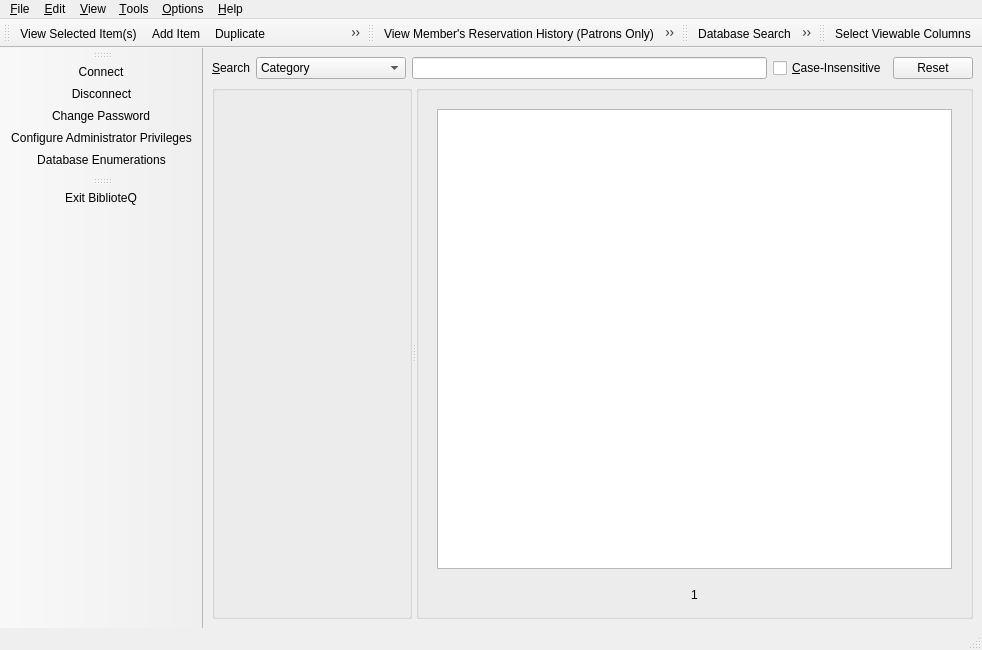
Old version of the form UI/biblioteq_mainwindow.ui in the repository textbrowser/biblioteq.
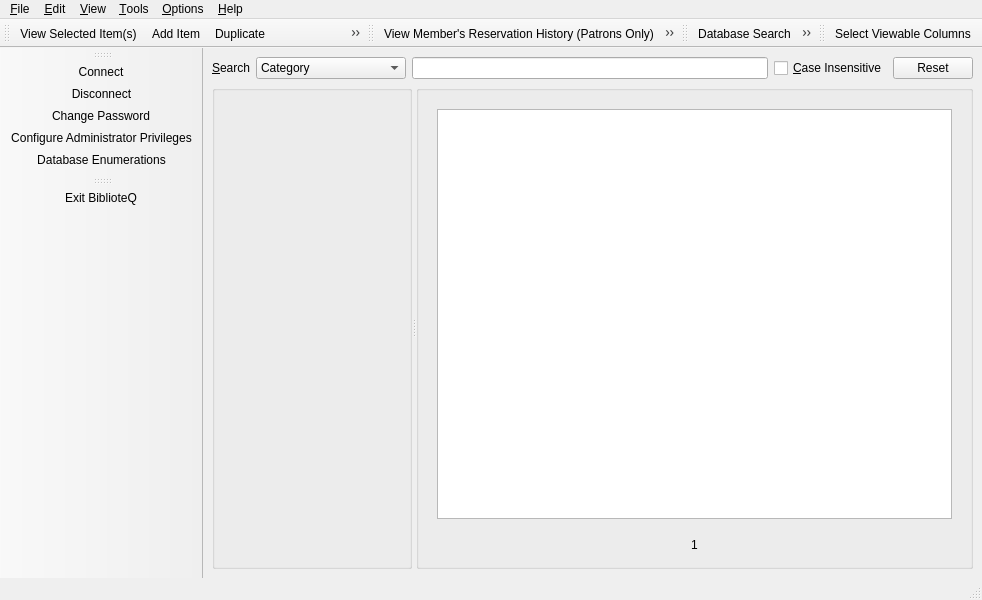
New version of the form. Icons and pictures are not drawn. Custom widgets are drawn as their Qt base class.

Patch:
```diff
--- a/UI/biblioteq_mainwindow.ui
+++ b/UI/biblioteq_mainwindow.ui
@@ -6,8 +6,8 @@
    <rect>
     <x>0</x>
     <y>0</y>
-    <width>900</width>
-    <height>650</height>
+    <width>800</width>
+    <height>600</height>
    </rect>
   </property>
   <property name="windowTitle">
@@ -77,7 +77,7 @@
          </sizepolicy>
         </property>
         <property name="text">
-         <string>&amp;Case-Insensitive</string>
+         <string>&amp;Case Insensitive</string>
         </property>
        </widget>
       </item>
```
Left out of the diff: 2 changed lines with no effect on the pictures.
